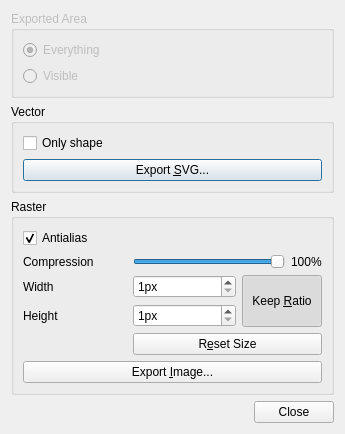
First picture: the form in src/dialogs/export_dialog.ui, repository mbasaglia/Knotter, before the edit.
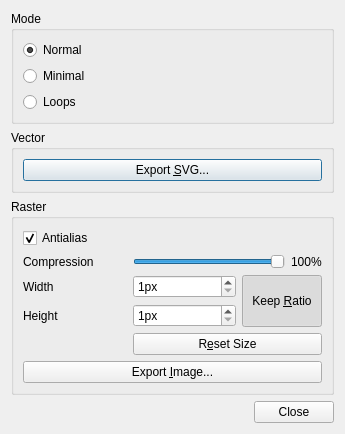
Second picture: the form after the edit.

Commit message: Show and export highlighted loops

What changed in the file:
```diff
--- a/src/dialogs/export_dialog.ui
+++ b/src/dialogs/export_dialog.ui
@@ -14,39 +14,7 @@
    <string>Export Image</string>
   </property>
   <layout class="QGridLayout" name="gridLayout">
-   <item row="1" column="0">
-    <widget class="QGroupBox" name="groupBox">
-     <property name="title">
-      <string>Vector</string>
-     </property>
-     <layout class="QGridLayout" name="gridLayout_2">
-      <item row="0" column="0">
-       <widget class="QCheckBox" name="only_shape_check">
-        <property name="toolTip">
-         <string>Save the knot as a simple path, discarding the outline</string>
-        </property>
-        <property name="text">
-         <string>Only shape</string>
-        </property>
-       </widget>
-      </item>
-      <item row="1" column="0" colspan="2">
-       <widget class="QPushButton" name="export_svg_button">
-        <property name="text">
-         <string>Export &amp;SVG...</string>
-        </property>
-        <property name="autoDefault">
-         <bool>false</bool>
-        </property>
-        <property name="default">
-         <bool>true</bool>
-        </property>
-       </widget>
-      </item>
-     </layout>
-    </widget>
-   </item>
-   <item row="3" column="0">
+   <item row="5" column="0">
     <widget class="QDialogButtonBox" name="buttonBox">
      <property name="orientation">
       <enum>Qt::Horizontal</enum>
@@ -56,36 +24,7 @@
      </property>
     </widget>
    </item>
-   <item row="0" column="0">
-    <widget class="QGroupBox" name="verticalGroupBox">
-     <property name="enabled">
-      <bool>false</bool>
-     </property>
-     <property name="title">
-      <string>Exported Area</string>
-     </property>
-     <layout class="QVBoxLayout" name="verticalLayout">
-      <item>
-       <widget class="QRadioButton" name="area_everything">
-        <property name="text">
-         <string>Everything</string>
-        </property>
-        <property name="checked">
-         <bool>true</bool>
-        </property>
-       </widget>
-      </item>
-      <item>
-       <widget class="QRadioButton" name="area_visible">
-        <property name="text">
-         <string>Visible</string>
-        </property>
-       </widget>
-      </item>
-     </layout>
-    </widget>
-   </item>
-   <item row="2" column="0">
+   <item row="4" column="0">
     <widget class="QGroupBox" name="groupBox_2">
      <property name="title">
       <string>Raster</string>
@@ -208,6 +147,70 @@
      </layout>
     </widget>
    </item>
+   <item row="0" column="0">
+    <widget class="QGroupBox" name="groupBox_3">
+     <property name="title">
+      <string>Mode</string>
+     </property>
+     <layout class="QVBoxLayout" name="verticalLayout_2">
+      <item>
+       <widget class="QRadioButton" name="mode_normal">
+        <property name="toolTip">
+         <string>Export applying full style feature</string>
+        </property>
+        <property name="text">
+         <string>Normal</string>
+        </property>
+        <property name="checked">
+         <bool>true</bool>
+        </property>
+       </widget>
+      </item>
+      <item>
+       <widget class="QRadioButton" name="mode_minimal">
+        <property name="toolTip">
+         <string>Export as a single line (discards outline)</string>
+        </property>
+        <property name="text">
+         <string>Minimal</string>
+        </property>
+       </widget>
+      </item>
+      <item>
+       <widget class="QRadioButton" name="mode_loops">
+        <property name="toolTip">
+         <string>Highlight separate loops (discard outline and color)</string>
+        </property>
+        <property name="text">
+         <string>Loops</string>
+        </property>
+       </widget>
+      </item>
+     </layout>
+    </widget>
+   </item>
+   <item row="3" column="0">
+    <widget class="QGroupBox" name="groupBox">
+     <property name="title">
+      <string>Vector</string>
+     </property>
+     <layout class="QVBoxLayout" name="verticalLayout">
+      <item>
+       <widget class="QPushButton" name="export_svg_button">
+        <property name="text">
+         <string>Export &amp;SVG...</string>
+        </property>
+        <property name="autoDefault">
+         <bool>false</bool>
+        </property>
+        <property name="default">
+         <bool>true</bool>
+        </property>
+       </widget>
+      </item>
+     </layout>
+    </widget>
+   </item>
   </layout>
  </widget>
  <resources/>
```
The commit also changes 23 other files.
